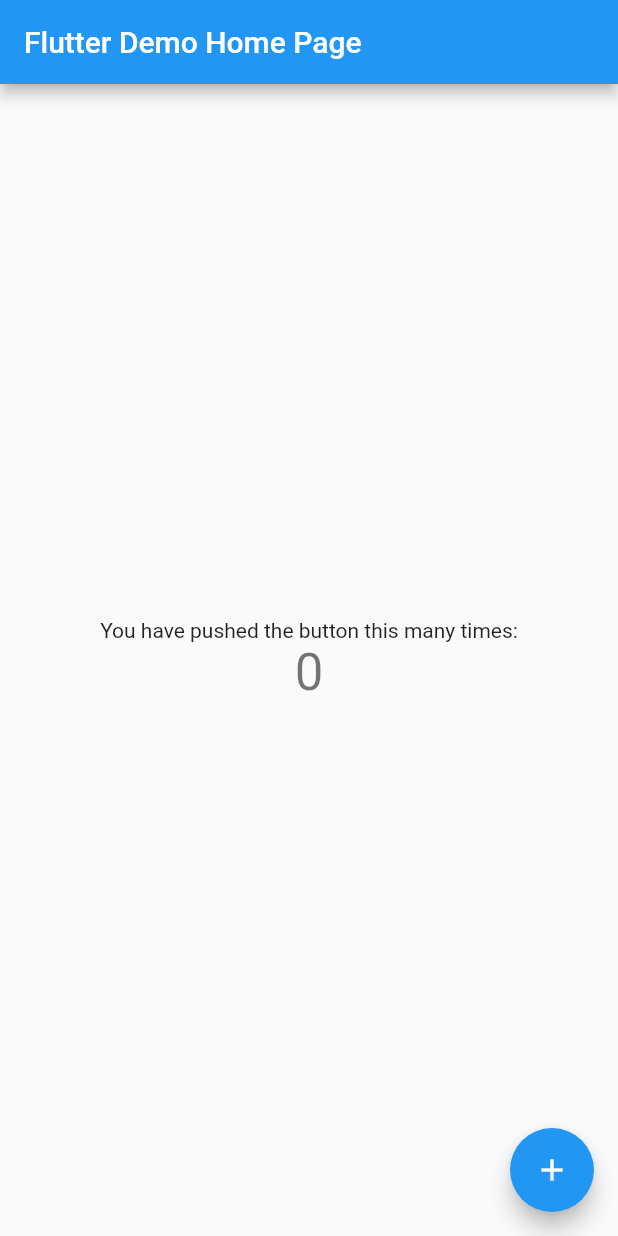
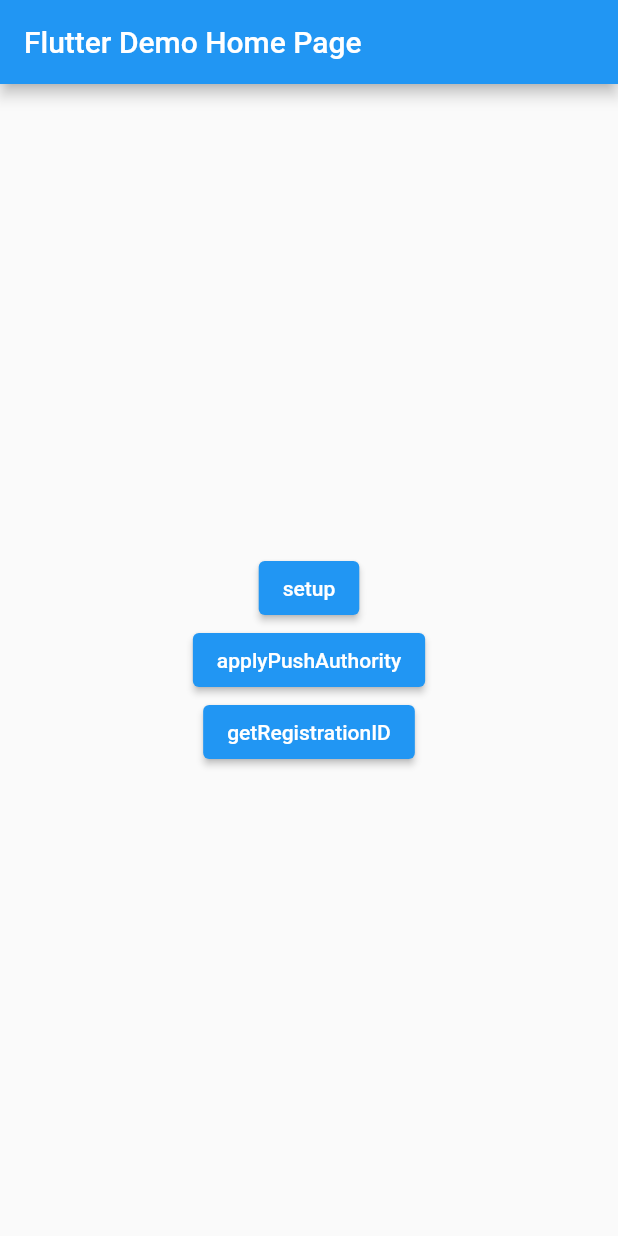
Before and after one commit to Sunbreak/flutter-push.trial, a Flutter app: the screen it shows after launch, on a phone screen of 412 x 824 dp. Run offline on Flutter 3.47's test engine with Material 2 defaults, Android fonts, the phone set to English and light mode, and no system bars; missing offline and left inert: jpush_flutter.

Commit message:
feat: add jpush

```diff
--- /dev/null
+++ b/jpush/lib/config.dart
@@ -0,0 +1,11 @@
+import 'package:jpush_flutter/jpush_flutter.dart';
+
+final jpush = JPush();
+
+class JpushConfig {
+  JpushConfig._();
+
+  static const appKey = yourAppKey;
+
+  static const channel = '';
+}
--- a/jpush/lib/main.dart
+++ b/jpush/lib/main.dart
@@ -1,4 +1,5 @@
 import 'package:flutter/material.dart';
+import 'package:sunbreak/config.dart';
 
 void main() {
   runApp(const MyApp());
@@ -48,68 +49,38 @@ class MyHomePage extends StatefulWidget {
 }
 
 class _MyHomePageState extends State<MyHomePage> {
-  int _counter = 0;
-
-  void _incrementCounter() {
-    setState(() {
-      // This call to setState tells the Flutter framework that something has
-      // changed in this State, which causes it to rerun the build method below
-      // so that the display can reflect the updated values. If we changed
-      // _counter without calling setState(), then the build method would not be
-      // called again, and so nothing would appear to happen.
-      _counter++;
-    });
-  }
-
   @override
   Widget build(BuildContext context) {
-    // This method is rerun every time setState is called, for instance as done
-    // by the _incrementCounter method above.
-    //
-    // The Flutter framework has been optimized to make rerunning build methods
-    // fast, so that you can just rebuild anything that needs updating rather
-    // than having to individually change instances of widgets.
     return Scaffold(
       appBar: AppBar(
-        // Here we take the value from the MyHomePage object that was created by
-        // the App.build method, and use it to set our appbar title.
         title: Text(widget.title),
       ),
       body: Center(
-        // Center is a layout widget. It takes a single child and positions it
-        // in the middle of the parent.
         child: Column(
-          // Column is also a layout widget. It takes a list of children and
-          // arranges them vertically. By default, it sizes itself to fit its
-          // children horizontally, and tries to be as tall as its parent.
-          //
-          // Invoke "debug painting" (press "p" in the console, choose the
-          // "Toggle Debug Paint" action from the Flutter Inspector in Android
-          // Studio, or the "Toggle Debug Paint" command in Visual Studio Code)
-          // to see the wireframe for each widget.
-          //
-          // Column has various properties to control how it sizes itself and
-          // how it positions its children. Here we use mainAxisAlignment to
-          // center the children vertically; the main axis here is the vertical
-          // axis because Columns are vertical (the cross axis would be
-          // horizontal).
           mainAxisAlignment: MainAxisAlignment.center,
-          children: <Widget>[
-            const Text(
-              'You have pushed the button this many times:',
+          children: [
+            ElevatedButton(
+              child: const Text('setup'),
+              onPressed: () {
+                jpush.setup(appKey: JpushConfig.appKey, production: false, debug: true);
+              },
             ),
-            Text(
-              '$_counter',
-              style: Theme.of(context).textTheme.headline4,
+            ElevatedButton(
+              child: const Text('applyPushAuthority'),
+              onPressed: () {
+                jpush.applyPushAuthority();
+              },
+            ),
+            ElevatedButton(
+              child: const Text('getRegistrationID'),
+              onPressed: () async {
+                var registrationID = await jpush.getRegistrationID();
+                print('getRegistrationID $registrationID');
+              },
             ),
           ],
         ),
       ),
-      floatingActionButton: FloatingActionButton(
-        onPressed: _incrementCounter,
-        tooltip: 'Increment',
-        child: const Icon(Icons.add),
-      ), // This trailing comma makes auto-formatting nicer for build methods.
     );
   }
 }
--- a/jpush/pubspec.yaml
+++ b/jpush/pubspec.yaml
@@ -36,6 +36,7 @@ dependencies:
   # The following adds the Cupertino Icons font to your application.
   # Use with the CupertinoIcons class for iOS style icons.
   cupertino_icons: ^1.0.2
+  jpush_flutter: ^2.4.0
 
 dev_dependencies:
   flutter_test:
```
Also changed, not shown: jpush/pubspec.lock, 8 other files.
